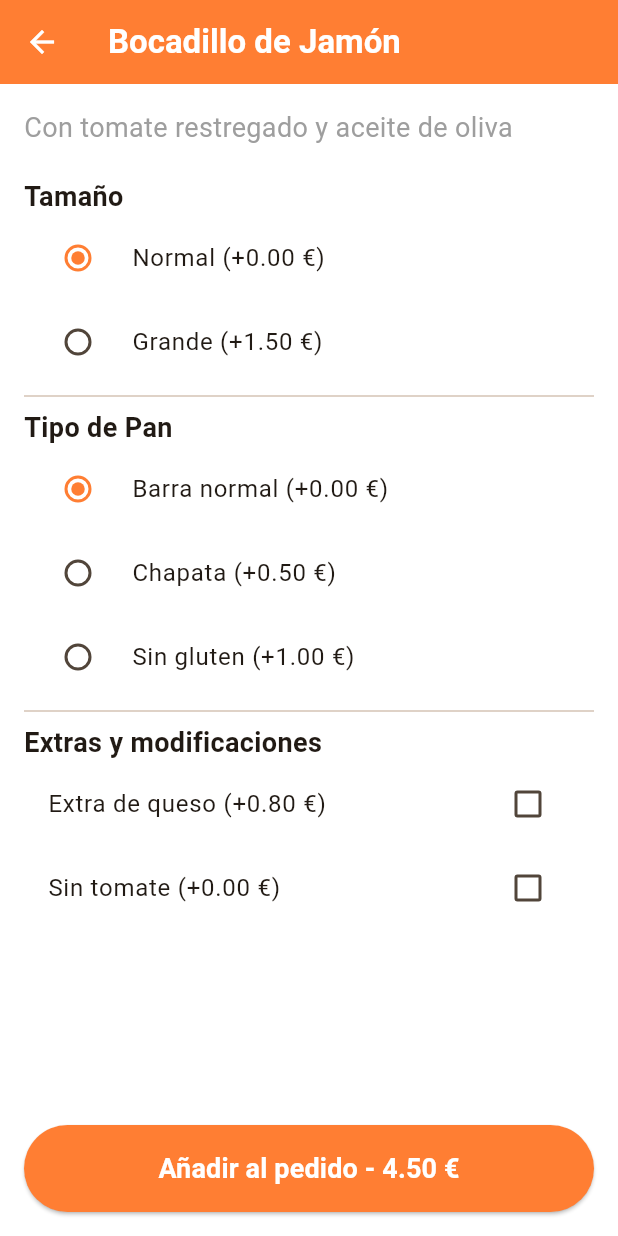
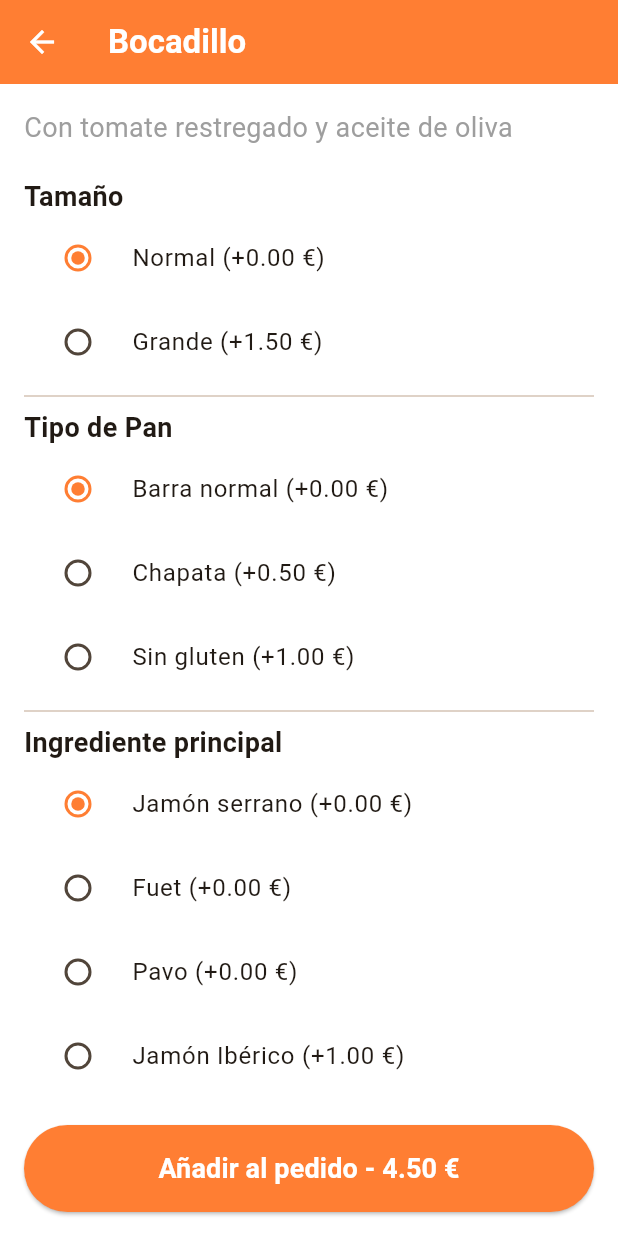
Before and after one commit to Adrii0555/laginesta, a Flutter app: the ProductDetailScreen screen opened directly with sample values from the repository, on a phone screen of 412 x 824 dp. Run offline on Flutter 3.47's test engine with Material 3 defaults, Android fonts, the phone set to English and light mode, and no system bars.

Commit message:
Variable de ingrediente principal en el bocadillo

```diff
--- a/lib/models/product.dart
+++ b/lib/models/product.dart
@@ -21,6 +21,7 @@ class Product {
   // Añadimos listas opcionales para las variaciones
   final List<ProductOption>? sizes;
   final List<ProductOption>? breadTypes;
+  final List<ProductOption>? ingredient;
   final List<ProductOption>? extraIngredients;
 
   Product({
@@ -30,6 +31,7 @@ class Product {
     required this.basePrice,
     this.sizes,
     this.breadTypes,
+    this.ingredient,
     this.extraIngredients,
   });
 }
@@ -38,12 +40,18 @@ class Product {
 List<Product> mockProducts = [
   Product(
     id: '1',
-    name: 'Bocadillo de Jamón',
+    name: 'Bocadillo',
     description: 'Con tomate restregado y aceite de oliva',
     basePrice: 4.50,
     sizes: [
       ProductOption(name: 'Normal'),
       ProductOption(name: 'Grande', extraPrice: 1.50),
+    ],
+    ingredient: [
+      ProductOption(name: 'Jamón serrano'),
+      ProductOption(name: 'Fuet'),
+      ProductOption(name: 'Pavo'),
+      ProductOption(name: 'Jamón Ibérico', extraPrice: 1.00),
     ],
     breadTypes: [
       ProductOption(name: 'Barra normal'),
--- a/lib/screens/product_detail_screen.dart
+++ b/lib/screens/product_detail_screen.dart
@@ -15,6 +15,7 @@ class _ProductDetailScreenState extends State<ProductDetailScreen> {
   // Aquí guardamos lo que el usuario va seleccionando
   ProductOption? selectedSize;
   ProductOption? selectedBread;
+  ProductOption? selectedIngredient;
   List<ProductOption> selectedExtras = [];
 
   @override
@@ -27,6 +28,9 @@ class _ProductDetailScreenState extends State<ProductDetailScreen> {
     if (widget.product.breadTypes != null && widget.product.breadTypes!.isNotEmpty) {
       selectedBread = widget.product.breadTypes!.first;
     }
+    if (widget.product.ingredient != null && widget.product.ingredient!.isNotEmpty) {
+      selectedIngredient = widget.product.ingredient!.first;
+    }
   }
 
   // Calculamos el precio total dinámicamente
@@ -34,6 +38,7 @@ class _ProductDetailScreenState extends State<ProductDetailScreen> {
     double total = widget.product.basePrice;
     if (selectedSize != null) total += selectedSize!.extraPrice;
     if (selectedBread != null) total += selectedBread!.extraPrice;
+    if (selectedIngredient != null) total += selectedIngredient!.extraPrice;
     for (var extra in selectedExtras) {
       total += extra.extraPrice;
     }
@@ -89,6 +94,23 @@ class _ProductDetailScreenState extends State<ProductDetailScreen> {
             const Divider(),
           ],
 
+          // --- SECCIÓN INGREDIENTE DEL BOCATA ---
+          if (widget.product.ingredient != null && widget.product.ingredient!.isNotEmpty) ...[
+            const Text('Ingrediente principal', style: TextStyle(fontSize: 18, fontWeight: FontWeight.bold)),
+            ...widget.product.ingredient!.map((ingredient) {
+              return RadioListTile<ProductOption>(
+                title: Text('${ingredient.name} (+${ingredient.extraPrice.toStringAsFixed(2)} €)'),
+                value: ingredient,
+                groupValue: selectedIngredient,
+                activeColor: EstilosApp.colorPrincipal, // Color corporativo
+                onChanged: (value) {
+                  setState(() { selectedIngredient = value; });
+                },
+              );
+            }),
+            const Divider(),
+          ],
+
           // --- SECCIÓN EXTRAS (Múltiple selección) ---
           if (widget.product.extraIngredients != null && widget.product.extraIngredients!.isNotEmpty) ...[
             const Text('Extras y modificaciones', style: TextStyle(fontSize: 18, fontWeight: FontWeight.bold)),
```
